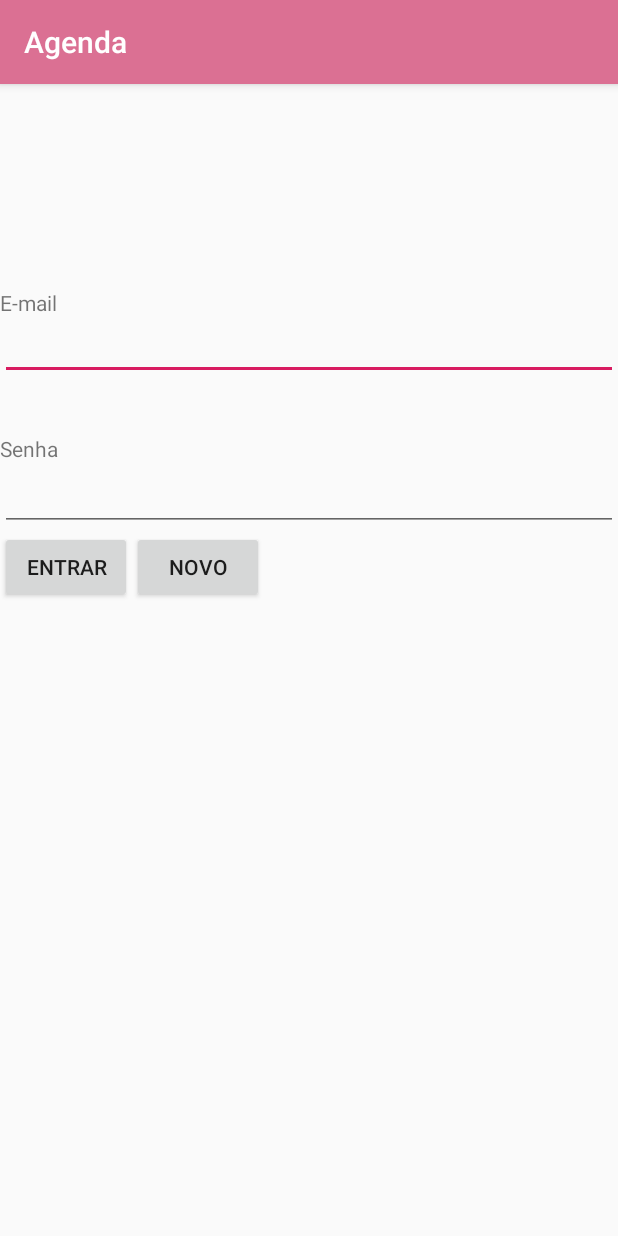
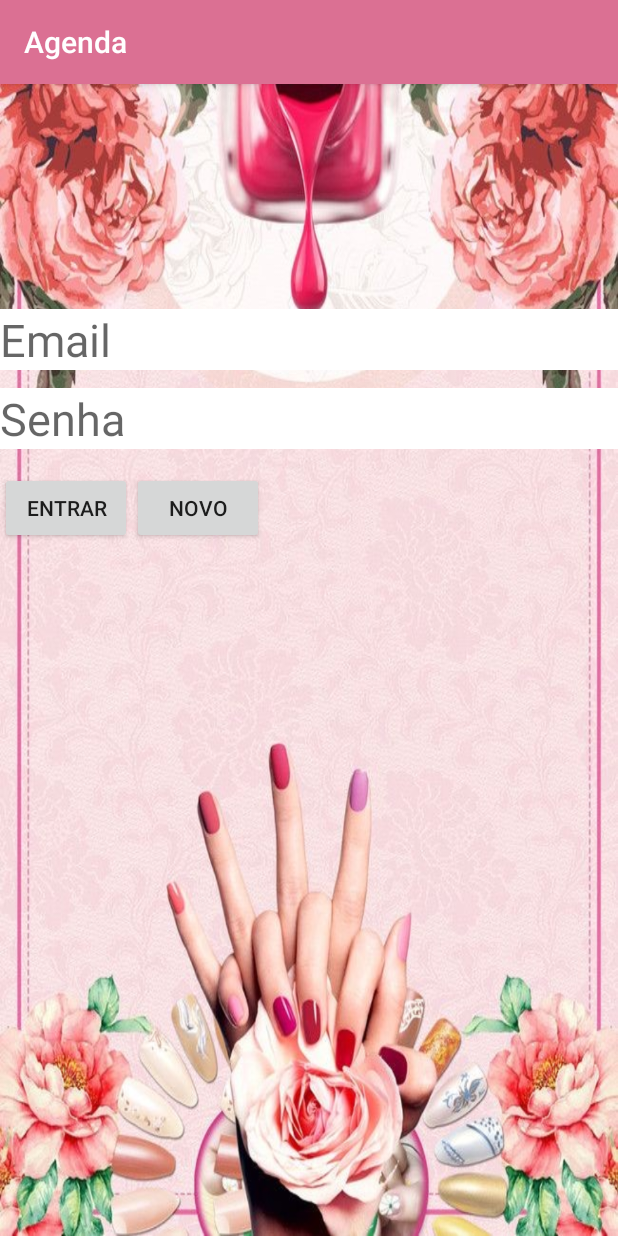
Before and after one commit to marinejesus/Agenda, an Android app: the screen it shows after launch (LoginActivity), on a phone screen of 412 x 824 dp. Run offline under Robolectric (Android 15) with nearby library versions, the phone set to English and light mode, and no system bars.

Commit message:
atualizacao dos layout

```diff
--- a/app/src/main/res/layout/activity_home_agenda.xml
+++ b/app/src/main/res/layout/activity_home_agenda.xml
@@ -4,13 +4,17 @@
     xmlns:tools="http://schemas.android.com/tools"
     android:layout_width="match_parent"
     android:layout_height="match_parent"
-    tools:context=".HomeAgendaActivity">
+    tools:context=".HomeAgendaActivity"
+    android:background="@drawable/img2">
 
     <TextView
         android:id="@+id/textView"
         android:layout_width="wrap_content"
         android:layout_height="wrap_content"
         android:text="Agendamento do Salão"
+        android:textColor="@color/colorAccent"
+        android:textSize="30dp"
+        android:background="#f8bdc6"
         app:layout_constraintBottom_toBottomOf="parent"
         app:layout_constraintEnd_toEndOf="parent"
         app:layout_constraintHorizontal_bias="0.498"
@@ -25,6 +29,7 @@
         android:layout_marginBottom="68dp"
         android:onClick="chamarTelaCad"
         android:text="Novo Agendamento"
+        android:background="@color/colorPrimary"
         app:layout_constraintBottom_toBottomOf="parent"
         app:layout_constraintEnd_toEndOf="parent"
         app:layout_constraintHorizontal_bias="0.497"
--- a/app/src/main/res/layout/activity_login.xml
+++ b/app/src/main/res/layout/activity_login.xml
@@ -5,32 +5,27 @@
     android:layout_width="match_parent"
     android:layout_height="match_parent"
     android:orientation="vertical"
+    android:background="@drawable/img"
     tools:context=".LoginActivity">
 
-
-    <TextView
-        android:id="@+id/E-mail"
-        android:layout_width="43dp"
-        android:layout_height="16dp"
-        android:layout_marginTop="136dp"
-        android:text="E-mail" />
 
     <EditText
         android:id="@+id/txtEmail"
         android:layout_width="match_parent"
         android:layout_height="wrap_content"
+        android:hint="Email"
+        android:layout_marginTop="150dp"
         android:ems="10"
+        android:textSize="30dp"
+        android:background="#FFF"
         android:inputType="textEmailAddress" />
-
-    <TextView
-        android:id="@+id/textView4"
-        android:layout_width="wrap_content"
-        android:layout_height="wrap_content"
-        android:layout_marginTop="36dp"
-        android:text="Senha" />
 
     <EditText
         android:id="@+id/txtSenha"
+        android:hint="Senha"
+        android:layout_marginTop="12dp"
+        android:textSize="30dp"
+        android:background="#FFF"
         android:layout_width="match_parent"
         android:layout_height="wrap_content"
         android:ems="10"
@@ -39,6 +34,7 @@
     <LinearLayout
         android:layout_width="wrap_content"
         android:layout_height="wrap_content"
+        android:layout_marginTop="15dp"
         android:orientation="horizontal">
 
         <Button
--- a/app/src/main/res/values/colors.xml
+++ b/app/src/main/res/values/colors.xml
@@ -3,4 +3,5 @@
     <color name="colorPrimary">#DB7093</color>
     <color name="colorPrimaryDark">#EE82EE</color>
     <color name="colorAccent">#D81B60</color>
+    <color name="Preto">#000000</color>
 </resources>
```
Also changed, not shown: app/src/main/java/com/example/agenda/conexao/Conexao.java (line endings or trailing spaces), app/src/main/java/com/example/agenda/dao/ClienteDAO.java (line endings or trailing spaces), app/src/main/res/drawable/img.jpg (added), app/src/main/res/drawable/img2.png (added).
